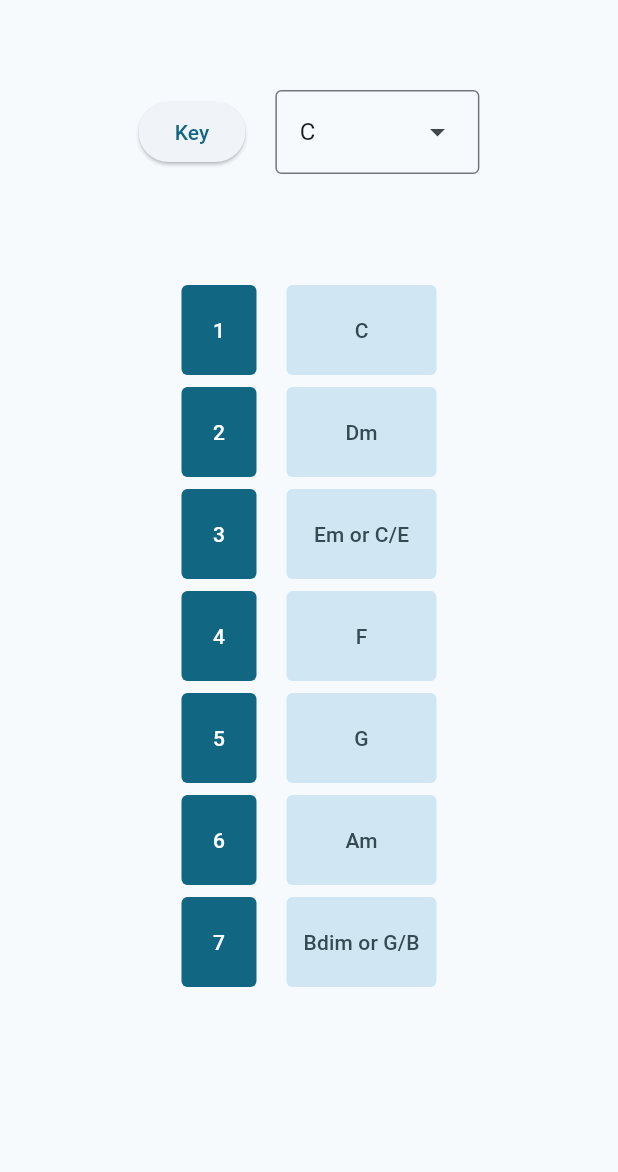
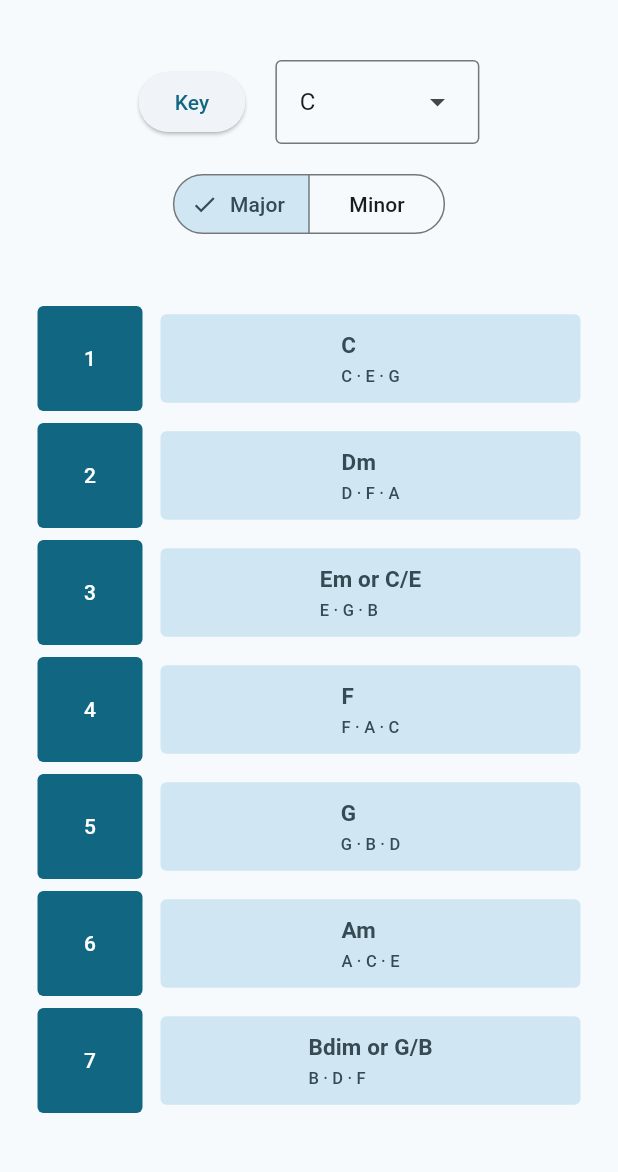
Before and after one commit to samtejeda/music-keys, a Flutter app: the screen it shows after launch, on a phone screen of 412 x 824 dp, the part 57-1229 px from its top. Run offline on Flutter 3.47's test engine with Material 3 defaults, Android fonts, the phone set to English and light mode, and no system bars.

Commit message:
added minor keys, chord notes and corrected ipad layout

```diff
--- a/lib/data_structures/keys_data_structure/keys_data.dart
+++ b/lib/data_structures/keys_data_structure/keys_data.dart
@@ -1,84 +1,90 @@
 class Notes {
   static const notesFlats = [
-    'C',
-    'Db',
-    'D',
-    'Eb',
-    'E',
-    'F',
-    'Gb',
-    'G',
-    'Ab',
-    'A',
-    'Bb',
-    'B',
+    'C', 'Db', 'D', 'Eb', 'E', 'F', 'Gb', 'G', 'Ab', 'A', 'Bb', 'B',
   ];
 
   static const notesSharps = [
-    'C',
-    'C#',
-    'D',
-    'D#',
-    'E',
-    'F',
-    'F#',
-    'G',
-    'G#',
-    'A',
-    'A#',
-    'B',
+    'C', 'C#', 'D', 'D#', 'E', 'F', 'F#', 'G', 'G#', 'A', 'A#', 'B',
   ];
 
   static bool useSharps(String key) {
     return ['C', 'D', 'E', 'G', 'A', 'B'].contains(key);
   }
 
-  static String applyQuality(int degree, String note) {
-    if ([2, 3, 6].contains(degree)) {
-      return '$note''m';
+  static String applyQuality(int degree, String note, {bool isMinor = false}) {
+    if (isMinor) {
+      if ([1, 4, 5].contains(degree)) return '${note}m';
+      if (degree == 2) return '${note}dim';
+      return note;
+    } else {
+      if ([2, 3, 6].contains(degree)) return '${note}m';
+      if (degree == 7) return '${note}dim';
+      return note;
     }
-    if (degree == 7) {
-      return '$note''dim';
-    }
-    return note;
   }
 
-  static String applySlash(int degree, String chord, List<String> degrees) {
-    if (degree == 3) {
-      return '$chord or ${degrees[0]}/${degrees[2]}';
-    }
-    if (degree == 7) {
-      return '$chord or ${degrees[4]}/${degrees[6]}';
+  static String applySlash(int degree, String chord, List<String> degrees, {bool isMinor = false}) {
+    if (!isMinor) {
+      if (degree == 3) return '$chord or ${degrees[0]}/${degrees[2]}';
+      if (degree == 7) return '$chord or ${degrees[4]}/${degrees[6]}';
     }
     return chord;
   }
 
-  static List<String> returnDegree(String selectedKey) {
+  static List<String> returnDegree(String selectedKey, {bool isMinor = false}) {
     final notes = useSharps(selectedKey) ? notesSharps : notesFlats;
-
     final root = notes.indexOf(selectedKey);
-    List<int> majorIntervals = [0, 2, 4, 5, 7, 9, 11];
-
-    List degrees = majorIntervals
-        .map((interval) => (root + interval) % 12)
-        .toList();
-
+    final intervals = isMinor ? [0, 2, 3, 5, 7, 8, 10] : [0, 2, 4, 5, 7, 9, 11];
+    final degrees = intervals.map((interval) => (root + interval) % 12).toList();
     return degrees.map((index) => notes[index]).toList();
   }
 
-  static List<String> buildChords(String selectedKey) {
-    final degrees = returnDegree(selectedKey);
+  static List<String> buildChords(String selectedKey, {bool isMinor = false}) {
+    final degrees = returnDegree(selectedKey, isMinor: isMinor);
     final List<String> result = [];
 
     for (int i = 0; i < degrees.length; i++) {
       final degree = i + 1;
-
-      String chord = applyQuality(degree, degrees[i]);
-      chord = applySlash(degree, chord, degrees);
-
+      String chord = applyQuality(degree, degrees[i], isMinor: isMinor);
+      chord = applySlash(degree, chord, degrees, isMinor: isMinor);
       result.add(chord);
     }
 
     return result;
   }
+
+  static List<String> buildChordNotes(String selectedKey, {bool isMinor = false}) {
+    final noteSet = useSharps(selectedKey) ? notesSharps : notesFlats;
+    final degrees = returnDegree(selectedKey, isMinor: isMinor);
+    final List<String> result = [];
+
+    for (int i = 0; i < degrees.length; i++) {
+      final degree = i + 1;
+      final rootIndex = noteSet.indexOf(degrees[i]);
+
+      late List<int> intervals;
+      if (isMinor) {
+        if ([1, 4, 5].contains(degree)) {
+          intervals = [0, 3, 7];
+        } else if (degree == 2) {
+          intervals = [0, 3, 6];
+        } else {
+          intervals = [0, 4, 7];
+        }
+      } else {
+        if ([2, 3, 6].contains(degree)) {
+          intervals = [0, 3, 7];
+        } else if (degree == 7) {
+          intervals = [0, 3, 6];
+        } else {
+          intervals = [0, 4, 7];
+        }
+      }
+
+      final chordNotes = intervals.map((i) => noteSet[(rootIndex + i) % 12]).join(' · ');
+      result.add(chordNotes);
+    }
+
+    return result;
+  }
 }
--- a/lib/screen/home_screen.dart
+++ b/lib/screen/home_screen.dart
@@ -13,6 +13,7 @@ class HomeScreen extends StatefulWidget {
 
 class _HomeScreenState extends State<HomeScreen> {
   String selectedKey = 'C';
+  bool isMinor = false;
 
   @override
   Widget build(BuildContext context) {
@@ -22,8 +23,7 @@ class _HomeScreenState extends State<HomeScreen> {
         child: CustomAppbar(onToggleTheme: widget.onToggleTheme),
       ),
       body: Padding(
-        padding: const EdgeInsets.symmetric(horizontal: 25.0, vertical: 50.0),
-
+        padding: const EdgeInsets.symmetric(horizontal: 25.0, vertical: 30.0),
         child: ListView(
           children: [
             Row(
@@ -41,11 +41,23 @@ class _HomeScreenState extends State<HomeScreen> {
                 ),
               ],
             ),
+            const SizedBox(height: 16),
+            Center(
+              child: SegmentedButton<bool>(
+                segments: const [
+                  ButtonSegment(value: false, label: Text('Major')),
+                  ButtonSegment(value: true, label: Text('Minor')),
+                ],
+                selected: {isMinor},
+                onSelectionChanged: (value) {
+                  setState(() {
+                    isMinor = value.first;
+                  });
+                },
+              ),
+            ),
             const SizedBox(height: 20),
-
-            KeyDegrees(note: selectedKey),
-
-
+            KeyDegrees(note: selectedKey, isMinor: isMinor),
           ],
         ),
       ),
--- a/lib/widgets/key_degrees.dart
+++ b/lib/widgets/key_degrees.dart
@@ -3,56 +3,68 @@ import 'package:music_keys/data_structures/keys_data_structure/keys_data.dart';
 
 class KeyDegrees extends StatelessWidget {
   final String note;
+  final bool isMinor;
 
-  const KeyDegrees({super.key, required this.note});
+  const KeyDegrees({super.key, required this.note, this.isMinor = false});
 
   @override
   Widget build(BuildContext context) {
-    final List<String> degrees;
-    degrees = Notes.buildChords(note);
+    final chords = Notes.buildChords(note, isMinor: isMinor);
+    final chordNotes = Notes.buildChordNotes(note, isMinor: isMinor);
+
+    return LayoutBuilder(
+      builder: (context, constraints) {
         return Center(
+          child: ConstrainedBox(
+            constraints: BoxConstraints(maxWidth: constraints.maxWidth > 500 ? 500 : double.infinity),
             child: Column(
               mainAxisSize: MainAxisSize.min,
               children: [
-
-          const SizedBox(height: 50),
-
+                const SizedBox(height: 20),
                 ...List.generate(7, (index) {
                   return Padding(
                     padding: const EdgeInsets.symmetric(vertical: 4),
                     child: Row(
-                mainAxisSize: MainAxisSize.min,
                       children: [
-
                         SizedBox(
-                    width: 50,
+                          width: 70,
+                          height: 70,
                           child: FilledButton(
                             style: FilledButton.styleFrom(
-                        fixedSize: const Size(70, 60),
                               padding: EdgeInsets.zero,
                               shape: RoundedRectangleBorder(
                                 borderRadius: BorderRadius.circular(4),
-
                               ),
                             ),
                             onPressed: () {},
-                      child: Text(
-                        '${index + 1}',
+                            child: Text('${index + 1}'),
                           ),
                         ),
-                  ),
-                  const SizedBox(width: 20),
-                  FilledButton.tonal(
+                        const SizedBox(width: 12),
+                        Expanded(
+                          child: FilledButton.tonal(
                             style: FilledButton.styleFrom(
-                        fixedSize: const Size(100, 60),
-                        padding: EdgeInsets.zero,
+                              padding: const EdgeInsets.symmetric(horizontal: 16, vertical: 10),
                               shape: RoundedRectangleBorder(
                                 borderRadius: BorderRadius.circular(4),
-
                               ),
                             ),
                             onPressed: () {},
-                    child: Text(degrees[index]),
+                            child: Column(
+                              crossAxisAlignment: CrossAxisAlignment.start,
+                              children: [
+                                Text(
+                                  chords[index],
+                                  style: const TextStyle(fontWeight: FontWeight.bold, fontSize: 15),
+                                ),
+                                const SizedBox(height: 2),
+                                Text(
+                                  chordNotes[index],
+                                  style: const TextStyle(fontSize: 11),
+                                ),
+                              ],
+                            ),
+                          ),
                         ),
                       ],
                     ),
@@ -60,6 +72,9 @@ class KeyDegrees extends StatelessWidget {
                 }),
               ],
             ),
+          ),
+        );
+      },
     );
   }
 }
```
Lines whose indentation alone changed are shown as unchanged.
